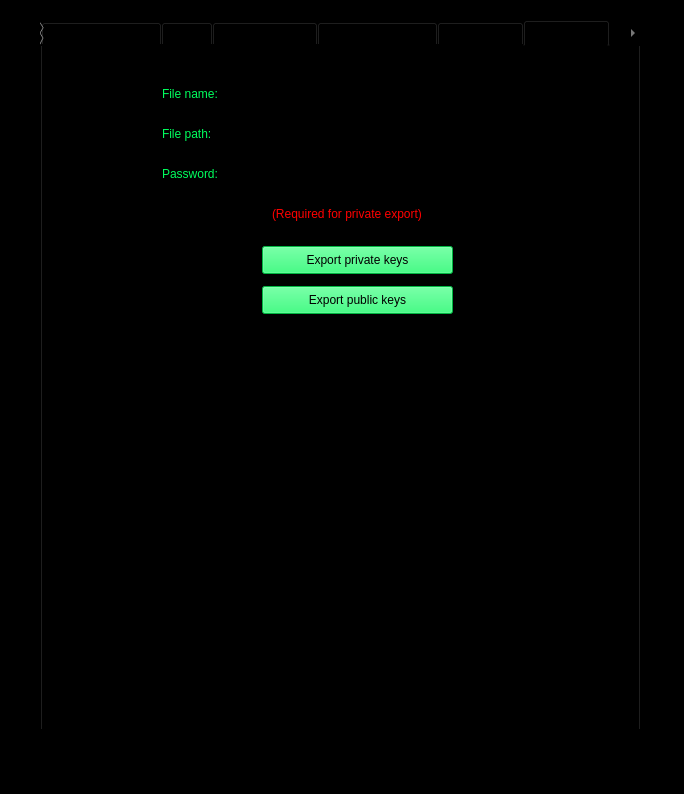
The window that GUI.ui (fcubric/zpProj) describes before a commit, drawn with Qt 5.
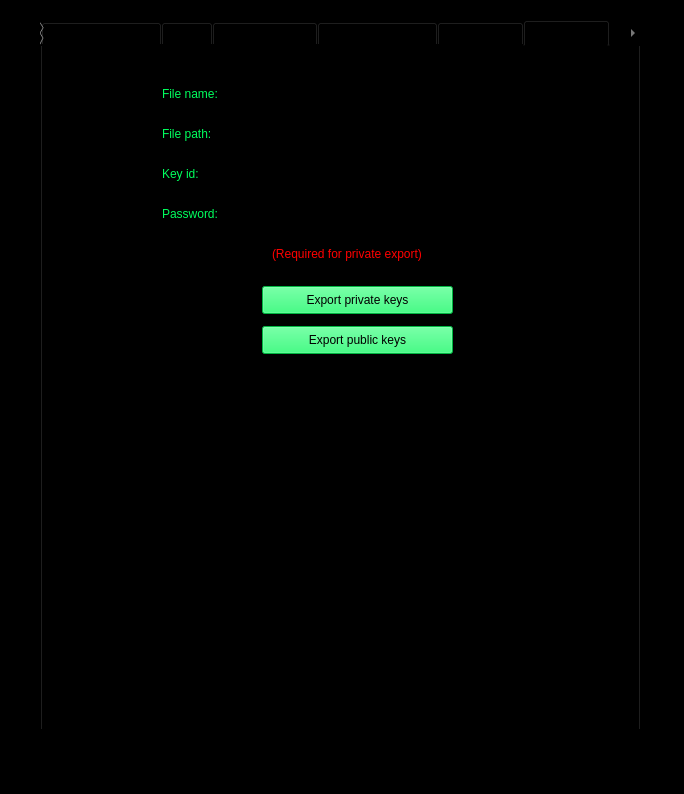
The same window after the commit. The open tabs and pages were chosen to show the change.

```diff
--- a/GUI.ui
+++ b/GUI.ui
@@ -1371,7 +1371,7 @@
       <property name="geometry">
        <rect>
         <x>220</x>
-        <y>200</y>
+        <y>240</y>
         <width>191</width>
         <height>28</height>
        </rect>
@@ -1388,7 +1388,7 @@
       <property name="geometry">
        <rect>
         <x>220</x>
-        <y>240</y>
+        <y>280</y>
         <width>191</width>
         <height>28</height>
        </rect>
@@ -1447,7 +1447,7 @@
       <property name="geometry">
        <rect>
         <x>220</x>
-        <y>120</y>
+        <y>160</y>
         <width>191</width>
         <height>22</height>
        </rect>
@@ -1463,7 +1463,7 @@
       <property name="geometry">
        <rect>
         <x>120</x>
-        <y>120</y>
+        <y>160</y>
         <width>71</width>
         <height>16</height>
        </rect>
@@ -1479,7 +1479,7 @@
       <property name="geometry">
        <rect>
         <x>200</x>
-        <y>300</y>
+        <y>340</y>
         <width>331</width>
         <height>20</height>
        </rect>
@@ -1495,7 +1495,7 @@
       <property name="geometry">
        <rect>
         <x>230</x>
-        <y>160</y>
+        <y>200</y>
         <width>181</width>
         <height>16</height>
        </rect>
@@ -1507,6 +1507,38 @@
        <string>(Required for private export)</string>
       </property>
      </widget>
+     <widget class="QLabel" name="label_54">
+      <property name="geometry">
+       <rect>
+        <x>120</x>
+        <y>120</y>
+        <width>71</width>
+        <height>16</height>
+       </rect>
+      </property>
+      <property name="styleSheet">
+       <string notr="true">color: rgb(0, 255, 93)</string>
+      </property>
+      <property name="text">
+       <string>Key id:</string>
+      </property>
+     </widget>
+     <widget class="QLineEdit" name="export_id">
+      <property name="geometry">
+       <rect>
+        <x>220</x>
+        <y>120</y>
+        <width>191</width>
+        <height>22</height>
+       </rect>
+      </property>
+      <property name="styleSheet">
+       <string notr="true">color:rgb(255, 183, 0)</string>
+      </property>
+      <property name="echoMode">
+       <enum>QLineEdit::Password</enum>
+      </property>
+     </widget>
     </widget>
    </widget>
   </widget>
```
Left out of the diff: 4 changed lines with no effect on the pictures.
